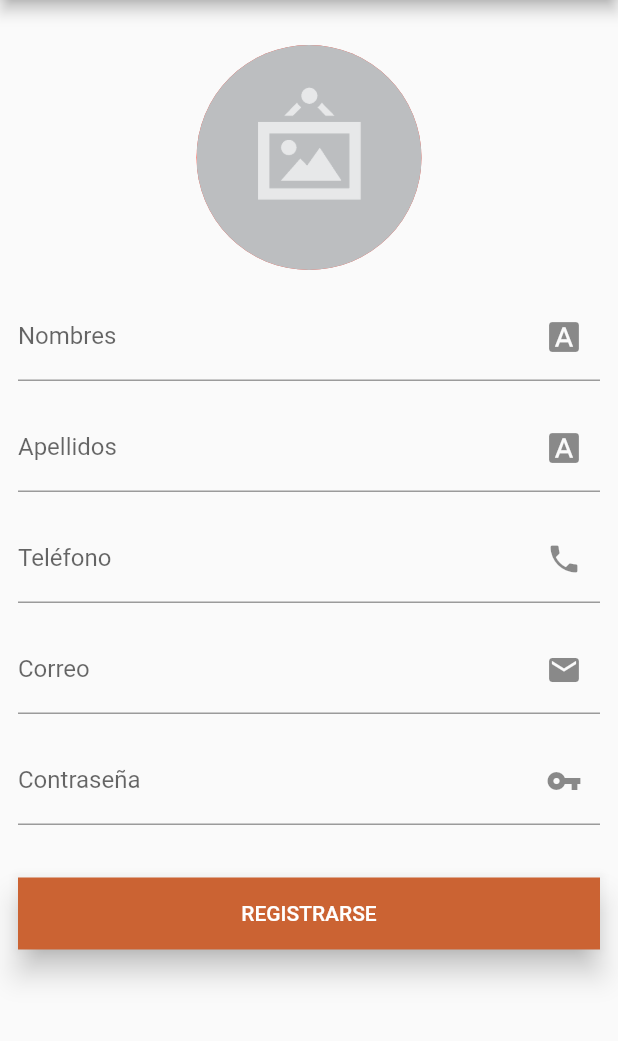
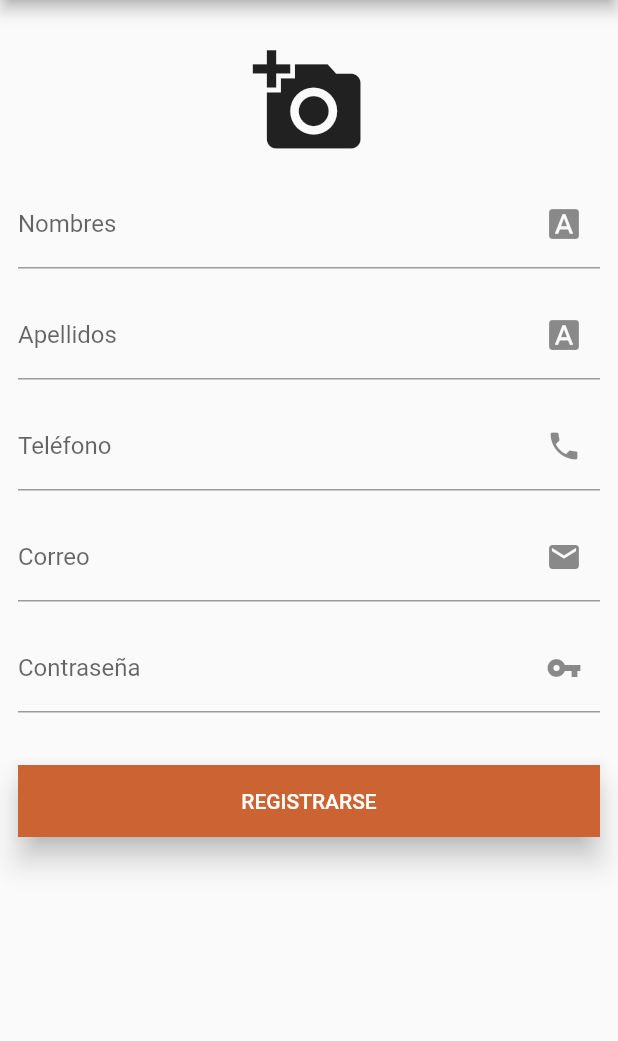
Before and after one commit to rxsh96/is2019-controlvehicular, a Flutter app: the NuevoUserPage screen opened by its route, on a phone screen of 412 x 824 dp, the part 84-1125 px from its top. Run offline on Flutter 3.47's test engine with Material 2 defaults, Android fonts, the phone set to English and light mode, and no system bars; our stand-ins replace flutter_secure_storage, image_picker; accounts and stored records are empty; project files that could hold a hidden picture were left out.

Commit message:
camera function for user signup

```diff
--- a/care_app/lib/src/pages/nuevoUser_page.dart
+++ b/care_app/lib/src/pages/nuevoUser_page.dart
@@ -1,5 +1,8 @@
 import 'package:flutter/material.dart';
 import 'package:care_app/api/apiService.dart';
+import 'dart:async';
+import 'dart:io';
+import 'package:image_picker/image_picker.dart';
 
 class NuevoUserPage extends StatefulWidget {
   NuevoUserPage({Key key}) : super(key: key);
@@ -8,13 +11,22 @@ class NuevoUserPage extends StatefulWidget {
 }
 
 class _NuevoUserPageState extends State<NuevoUserPage> {
-
   final _formKey = GlobalKey<FormState>();
   final TextEditingController _inputNombre = TextEditingController();
   final TextEditingController _inputApellido = TextEditingController();
   final TextEditingController _inputMail = TextEditingController();
   final TextEditingController _inputContrasena = TextEditingController();
   final TextEditingController _inputTelefono = TextEditingController();
+
+  File _image;
+
+  Future getImage() async {
+    var image = await ImagePicker.pickImage(source: ImageSource.camera);
+
+    setState(() {
+      _image = image;
+    });
+  }
 
   @override
   void initState() {
@@ -23,7 +35,6 @@ class _NuevoUserPageState extends State<NuevoUserPage> {
 
   @override
   Widget build(BuildContext context) {
-
     final myUserForm = Form(
       key: _formKey,
       child: Column(
@@ -32,8 +43,8 @@ class _NuevoUserPageState extends State<NuevoUserPage> {
           _crearInput(Icons.font_download, 'Nombres', 'Ingrese sus Nombres',
               _inputNombre),
           SizedBox(height: 15.0),
-          _crearInput(Icons.font_download, 'Apellidos',
-              'Ingrese sus apellidos', _inputApellido),
+          _crearInput(Icons.font_download, 'Apellidos', 'Ingrese sus apellidos',
+              _inputApellido),
           SizedBox(height: 15.0),
           _crearInputTelefono(
               Icons.phone, 'Teléfono', 'Ingrese su número de teléfono'),
@@ -65,19 +76,24 @@ class _NuevoUserPageState extends State<NuevoUserPage> {
           body: ListView(
             padding: EdgeInsets.symmetric(horizontal: 12.0, vertical: 30.0),
             children: <Widget>[
-              Stack(
-                children: <Widget>[
-                  Container(
-                      child: Center(
-                    child: CircleAvatar(
-                        maxRadius: 75.0,
-                        backgroundColor: Colors.red,
-                        backgroundImage: AssetImage('images/no-image.png')),
-                  ))
-                ],
+              Container(
+                child: Center(
+                  child: RawMaterialButton(
+                    child: Container(
+                      child: _image == null
+                          ? new Icon(
+                              Icons.add_a_photo,
+                              size: 75.0,
+                            )
+                          : new CircleAvatar(
+                              backgroundImage: new FileImage(_image),
+                              radius: 50.0,
+                            ),
+                    ),
+                    onPressed: getImage,
+                  ),
+                ),
               ),
-              //SizedBox(height: 15.0),
-              //_crearInput(Icons.account_box, 'Usuario ', 'Ingrese su usuario', _inputUsuario),
               myUserForm,
               Container(
                 child: _submitUser(),
@@ -180,7 +196,7 @@ class _NuevoUserPageState extends State<NuevoUserPage> {
     );
   }
 
-  void registerUser(){
+  void registerUser() {
     if (_formKey.currentState.validate()) {
       Map<String, String> body = {
         "name": _inputNombre.text,
```
Also changed, not shown: care_app/lib/models/userModel.dart (added, +10 -0 lines), care_app/lib/src/pages/nuevoFiltro_page.dart (+8 -16 lines), care_app/lib/src/pages/vehiculos_page.dart (+2 -6 lines).
